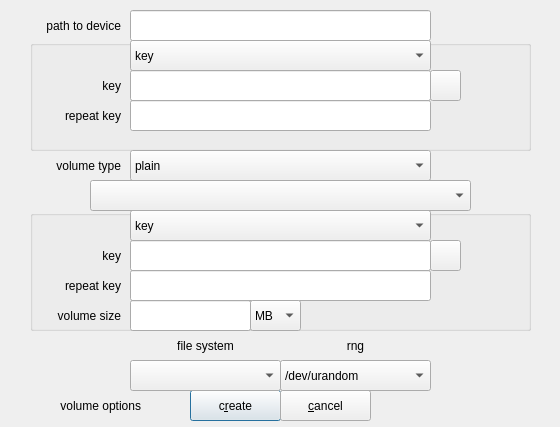
Above: zuluCrypt-gui/createvolume.ui from mhogomchungu/zuluCrypt before the change. Below: the same form after it.
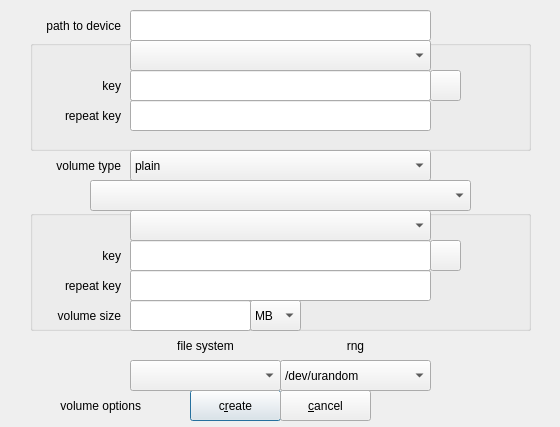
That is the form after the change.

The edit to the form file:
```diff
--- a/zuluCrypt-gui/createvolume.ui
+++ b/zuluCrypt-gui/createvolume.ui
@@ -178,16 +178,6 @@
       <height>31</height>
      </rect>
     </property>
-    <item>
-     <property name="text">
-      <string>key</string>
-     </property>
-    </item>
-    <item>
-     <property name="text">
-      <string>keyfile</string>
-     </property>
-    </item>
    </widget>
   </widget>
   <widget class="QComboBox" name="comboBoxFS">
@@ -408,16 +398,6 @@
       <height>31</height>
      </rect>
     </property>
-    <item>
-     <property name="text">
-      <string>key</string>
-     </property>
-    </item>
-    <item>
-     <property name="text">
-      <string>keyfile</string>
-     </property>
-    </item>
    </widget>
   </widget>
   <widget class="QComboBox" name="comboBoxOptions">
```
